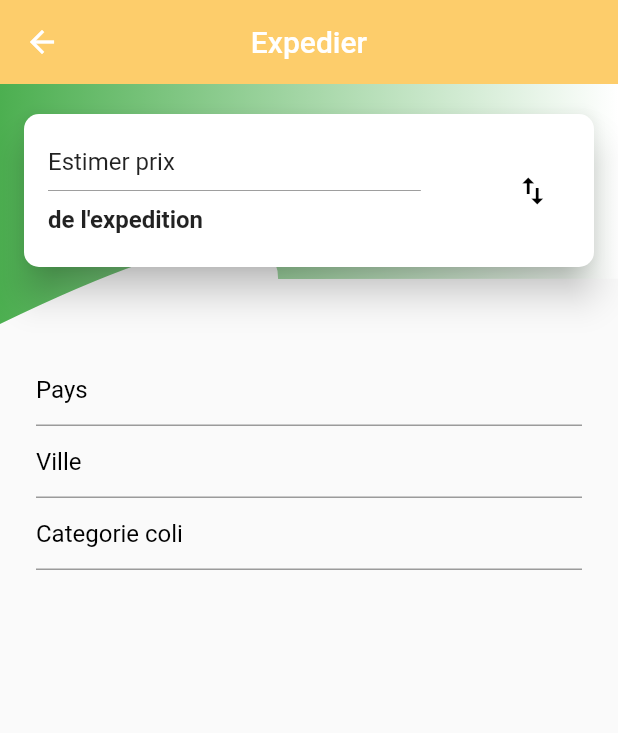
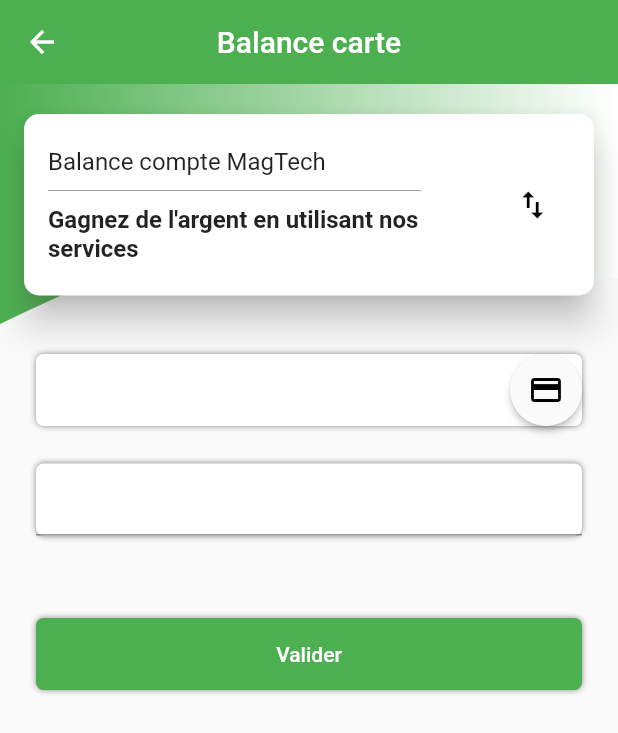
Before and after one commit to TonyBASHIZI/MagClient, a Flutter app: the expedier screen opened directly, on a phone screen of 412 x 824 dp. Shown: the top 733 px of the screen. Run offline on Flutter 3.47's test engine with Material 2 defaults, Android fonts, the phone set to English and light mode, and no system bars; our stand-ins replace flutter_local_notifications, rxdart.

Commit message:
addBalanceInterface

```diff
--- a/lib/expedier.dart
+++ b/lib/expedier.dart
@@ -8,10 +8,10 @@ class expedier extends StatelessWidget {
   Widget build(BuildContext context) {
      return Scaffold(
       appBar: AppBar(
-        backgroundColor: Color.fromRGBO(253, 205, 107, 1),
+        backgroundColor: Colors.green,
 
         title: Text(
-          "Expedier",
+          "Balance carte",
 
         ),
         elevation: 0.0,
@@ -42,6 +42,7 @@ class expedier extends StatelessWidget {
 class FlightListTopPart extends StatelessWidget {
   @override
   Widget build(BuildContext context) {
+
     return Stack(
       children: <Widget>[
         ClipPath(
@@ -73,13 +74,13 @@ class FlightListTopPart extends StatelessWidget {
                          mainAxisAlignment: MainAxisAlignment.spaceBetween,
                          crossAxisAlignment: CrossAxisAlignment.start,
                          children: <Widget>[
-                           Text("Estimer prix",
+                           Text("Balance compte MagTech",
                        style: TextStyle(
                          fontSize: 16.0,
                        ),
                        ),
                        Divider(color: Colors.grey,height: 20.0,),
-                       Text("de l'expedition",
+                       Text("Gagnez de l'argent en utilisant nos services",
                        style: TextStyle(fontSize: 16.0, fontWeight: FontWeight.bold),
                        ),
                          ],
@@ -103,37 +104,150 @@ class FlightListTopPart extends StatelessWidget {
 class formExpedier extends StatelessWidget {
   @override
   Widget build(BuildContext context) {
+     bool isSaving = false;
+  dialog() => showDialog(
+    context: context,
+        builder: (BuildContext context) {
+          // return object of type Dialog
+          return AlertDialog(
+            title: Container(
+
+                height: 120,
+                padding: EdgeInsets.all(15),
+                decoration: BoxDecoration(
+                  boxShadow: [
+                    BoxShadow(
+                        offset: Offset(0, 0),
+                        color: Colors.black45,
+                        blurRadius: 3)
+                  ],
+                  borderRadius: BorderRadius.circular(5),
+                  color: Colors.green,
+                ),
+                child: new Text(
+                  "Matricule Magxxxxxxxxx solde du compte est de \n 00 fc",
+                  textAlign: TextAlign.center,
+                  style: TextStyle(color: Colors.white),
+                )),
+            actions: <Widget>[
+              isSaving == false
+                  ? Container(
+                      width: 120,
+                      decoration: BoxDecoration(
+                        color: Colors.green,
+                        borderRadius: BorderRadius.circular(5),
+                        boxShadow: [
+                          BoxShadow(
+                              offset: Offset(0, 0),
+                              color: Colors.black45,
+                              blurRadius: 2)
+                        ],
+                      ),
+                      child: new FlatButton(
+                        child: new Text(
+                          "Fermer",
+                          style: TextStyle(
+                            color: Colors.white,
+                          ),
+                        ),
+                        onPressed: () {
+                          Navigator.of(context).pop();
+                        },
+                      ),
+                    )
+                  : CircularProgressIndicator(),
+
+            ],
+          );
+        },
+      );
     return Container(
       margin :EdgeInsets.symmetric(horizontal: 24.0),
       child: Column(
 
         children: <Widget>[
 
-          TextField(
+          Container(
+            decoration: BoxDecoration(
+              borderRadius: BorderRadius.circular(5),
+              boxShadow: [BoxShadow(offset: Offset(0, 0), color: Colors.black45, blurRadius: 3)],
+              color: Colors.white,
+            ),
+            child: TextField(
+
                 controller: TextEditingController(
-                  text: "Pays",
+                    text: "",
 
                 ),
                  style: dropDownMenuItemStyle,
-               cursorColor: appTheme.primaryColor,
+                 obscureText: false,
+                 textAlign: TextAlign.center,
+                 decoration: InputDecoration(
+                        contentPadding: EdgeInsets.symmetric(
+                            horizontal: 16.0, vertical: 14.0),
+                        suffixIcon: Material(
+                          elevation: 2.0,
+                          borderRadius: BorderRadius.all(
+                            Radius.circular(30.0),
                           ),
-          TextField(
+                          child: InkWell(
+                            onTap: () {
+                              // Navigator.push(
+                              //     context,
+                              //     MaterialPageRoute(
+                              //         builder: (context) =>
+                              //             FlightListingScreen())
+                              //             );
+                            },
+                            child: Icon(
+                              Icons.credit_card,
+                              color: Colors.black,
+                            ),
+                          ),
+                        ),
+                        border: InputBorder.none,
+                      ),
+            ),
+          ),
+          SizedBox(height: 25,),
+          Container(
+            decoration: BoxDecoration(
+              borderRadius: BorderRadius.circular(5),
+              boxShadow: [BoxShadow(offset: Offset(0, 0),color: Colors.black45,blurRadius: 3)],
+              color: Colors.white
+            ),
+            child: TextField(
                 controller: TextEditingController(
-                  text: "Ville",
+                    text: "",
 
                 ),
 
                  style: dropDownMenuItemStyle,
                  cursorColor: appTheme.primaryColor,
-          ),
-          TextField(
-              controller: TextEditingController(
-                  text: "Categorie coli",
+                 keyboardType: TextInputType.text,
+                 obscureText: true,
+                 textAlign: TextAlign.center,
 
             ),
-               style: dropDownMenuItemStyle,
-               cursorColor: appTheme.primaryColor,
           ),
+          Container(
+            margin: EdgeInsets.fromLTRB(0, 55, 0, 0),
+            width: 500,
+            decoration: BoxDecoration(
+
+              borderRadius: BorderRadius.circular(5),
+              boxShadow: [BoxShadow(offset: Offset(0, 0),color: Colors.black45,blurRadius: 3)],
+              color: Colors.green
+            ),
+            child: FlatButton(onPressed: () {
+          dialog();
+        },
+            child: Text("Valider",
+            style: TextStyle(color: Colors.white)
+            ),
+
+            ),
+          )
         ],
       ),
     );
--- a/lib/main.dart
+++ b/lib/main.dart
@@ -190,10 +190,6 @@ class _HomeScreenTopPartState extends State<HomeScreenTopPart> {
                   mainAxisSize: MainAxisSize.min,
                   mainAxisAlignment: MainAxisAlignment.spaceAround,
                   children: <Widget>[
-                    ChoiceChip(Icons.business, "Station and Business"),
-                    SizedBox(
-                      width: 30.0,
-                    ),
                     InkWell(
                       onTap: () {
                         Navigator.push(
@@ -201,8 +197,12 @@ class _HomeScreenTopPartState extends State<HomeScreenTopPart> {
                             MaterialPageRoute(
                                 builder: (context) => expedier()));
                       },
-                      child: ChoiceChip(Icons.send, "Transfert"),
+                      child: ChoiceChip(Icons.account_balance, "Balance"),
                     ),
+                    SizedBox(
+                      width: 30.0,
+                    ),
+                    ChoiceChip(Icons.business, "Station and Business"),
                   ],
                 )
               ],
--- a/lib/utils/config.dart
+++ b/lib/utils/config.dart
@@ -1,7 +1,7 @@
 class BaseUrl {
-  static String ip="http://192.168.43.141/Projects/MagCl/Api/read.php";
+  static String ip="http://192.168.43.141:81/Projects/MagCl/Api/read.php";
   static String getColi=ip+"getColi.php?value=listColi";
-  static String img="http://192.168.43.141/Projects/MagCl/Api/images/";
+  static String img="http://192.168.141.181:81/Projects/MagCl/Api/images/";
 
 
   // static String getColiByID=ip+"getColi.php?value=listColi";
```
Also changed, not shown: lib/relais_list.dart (+11 -9 lines). Lines whose indentation alone changed are shown as unchanged.
